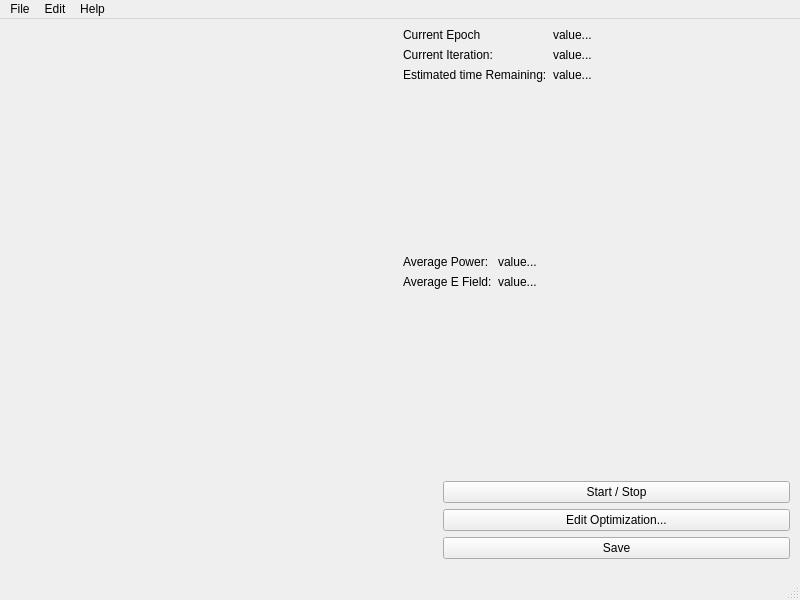
Old version of the form vipdopt/gui/dashboard.ui in the repository Faraon-Lab/vipdopt.
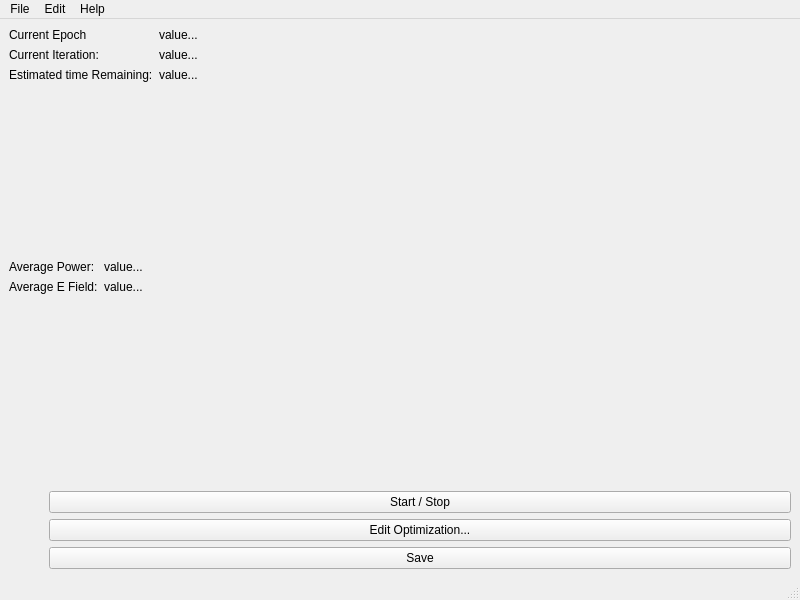
New version of the form.

Commit message: Get Window Resizing Working

Diff of the .ui file:
```diff
--- a/vipdopt/gui/dashboard.ui
+++ b/vipdopt/gui/dashboard.ui
@@ -10,66 +10,35 @@
     <height>600</height>
    </rect>
   </property>
+  <property name="sizePolicy">
+   <sizepolicy hsizetype="MinimumExpanding" vsizetype="MinimumExpanding">
+    <horstretch>0</horstretch>
+    <verstretch>0</verstretch>
+   </sizepolicy>
+  </property>
   <property name="windowTitle">
    <string>vipdopt</string>
   </property>
   <widget class="QWidget" name="centralwidget">
-   <widget class="QWidget" name="horizontalLayoutWidget">
-    <property name="geometry">
-     <rect>
-      <x>9</x>
-      <y>9</y>
-      <width>781</width>
-      <height>531</height>
-     </rect>
+   <property name="sizePolicy">
+    <sizepolicy hsizetype="MinimumExpanding" vsizetype="MinimumExpanding">
+     <horstretch>0</horstretch>
+     <verstretch>0</verstretch>
+    </sizepolicy>
     </property>
     <layout class="QHBoxLayout" name="horizontalLayout">
      <item>
       <layout class="QGridLayout" name="gridLayout">
-       <item row="0" column="0">
-        <widget class="QLabel" name="plot_0_0_label">
-         <property name="text">
-          <string/>
-         </property>
-         <property name="alignment">
-          <set>Qt::AlignCenter</set>
-         </property>
-        </widget>
-       </item>
-       <item row="1" column="0">
-        <widget class="QLabel" name="plot_0_1_label">
-         <property name="text">
-          <string/>
-         </property>
-         <property name="alignment">
-          <set>Qt::AlignCenter</set>
-         </property>
-        </widget>
-       </item>
-       <item row="1" column="1">
-        <widget class="QLabel" name="plot_1_1_label">
-         <property name="text">
-          <string/>
-         </property>
-         <property name="alignment">
-          <set>Qt::AlignCenter</set>
-         </property>
-        </widget>
-       </item>
-       <item row="0" column="1">
-        <widget class="QLabel" name="plot_1_0_label">
-         <property name="text">
-          <string/>
-         </property>
-         <property name="alignment">
-          <set>Qt::AlignCenter</set>
-         </property>
-        </widget>
-       </item>
+      <property name="sizeConstraint">
+       <enum>QLayout::SetNoConstraint</enum>
+      </property>
       </layout>
      </item>
      <item>
       <layout class="QVBoxLayout" name="verticalLayout_2">
+      <property name="sizeConstraint">
+       <enum>QLayout::SetMinimumSize</enum>
+      </property>
        <item>
         <layout class="QFormLayout" name="formLayout">
          <item row="0" column="0">
@@ -102,6 +71,12 @@
          </item>
          <item row="2" column="1">
           <widget class="QLabel" name="time_est_label">
+          <property name="sizePolicy">
+           <sizepolicy hsizetype="Preferred" vsizetype="Preferred">
+            <horstretch>0</horstretch>
+            <verstretch>0</verstretch>
+           </sizepolicy>
+          </property>
            <property name="text">
             <string>value...</string>
            </property>
@@ -152,6 +127,12 @@
         <layout class="QGridLayout" name="gridLayout_2">
          <item row="1" column="2">
           <widget class="QPushButton" name="edit_pushButton">
+          <property name="sizePolicy">
+           <sizepolicy hsizetype="Minimum" vsizetype="Fixed">
+            <horstretch>0</horstretch>
+            <verstretch>0</verstretch>
+           </sizepolicy>
+          </property>
            <property name="text">
             <string>Edit Optimization...</string>
            </property>
@@ -159,6 +140,12 @@
          </item>
          <item row="0" column="2">
           <widget class="QPushButton" name="start_stop_pushButton">
+          <property name="sizePolicy">
+           <sizepolicy hsizetype="Minimum" vsizetype="Fixed">
+            <horstretch>0</horstretch>
+            <verstretch>0</verstretch>
+           </sizepolicy>
+          </property>
            <property name="text">
             <string>Start / Stop</string>
            </property>
@@ -166,6 +153,12 @@
          </item>
          <item row="2" column="2">
           <widget class="QPushButton" name="save_pushButton">
+          <property name="sizePolicy">
+           <sizepolicy hsizetype="Minimum" vsizetype="Fixed">
+            <horstretch>0</horstretch>
+            <verstretch>0</verstretch>
+           </sizepolicy>
+          </property>
            <property name="text">
             <string>Save</string>
            </property>
@@ -192,7 +185,6 @@
       </layout>
      </item>
     </layout>
-   </widget>
   </widget>
   <widget class="QMenuBar" name="menubar">
    <property name="geometry">
```
Lines whose indentation alone changed are shown as unchanged. The commit also changes 3 other files.
